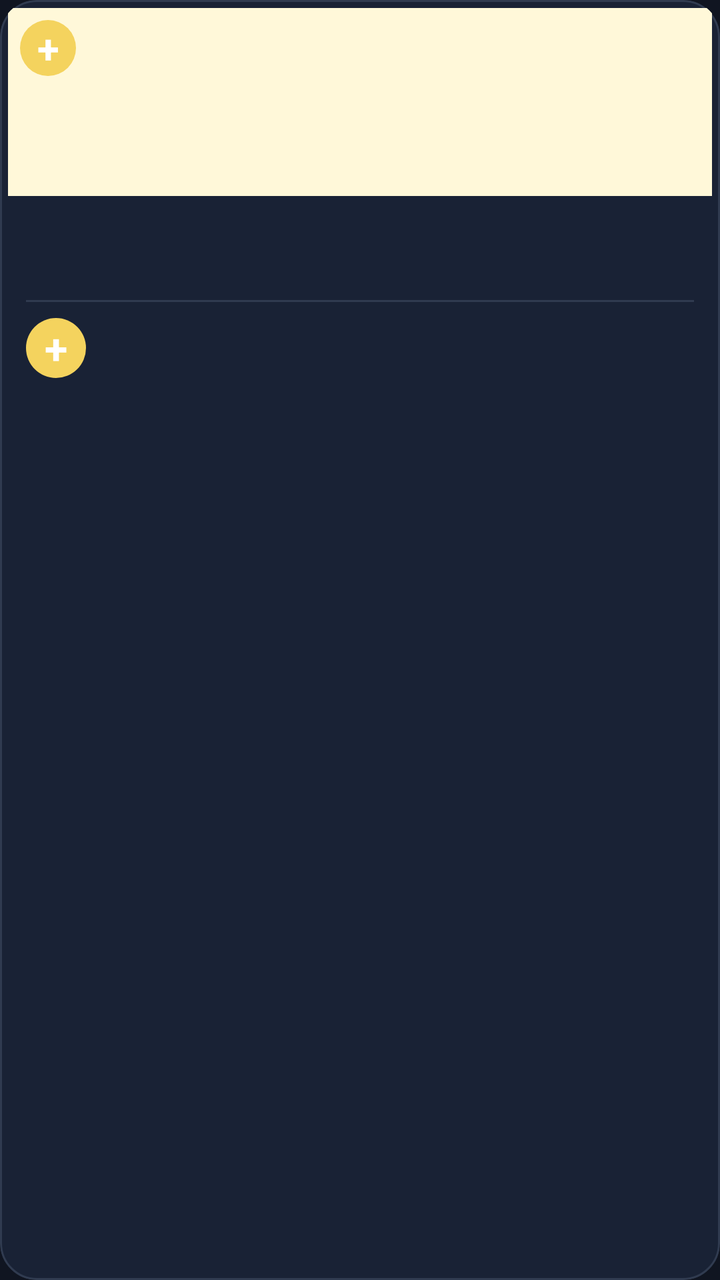
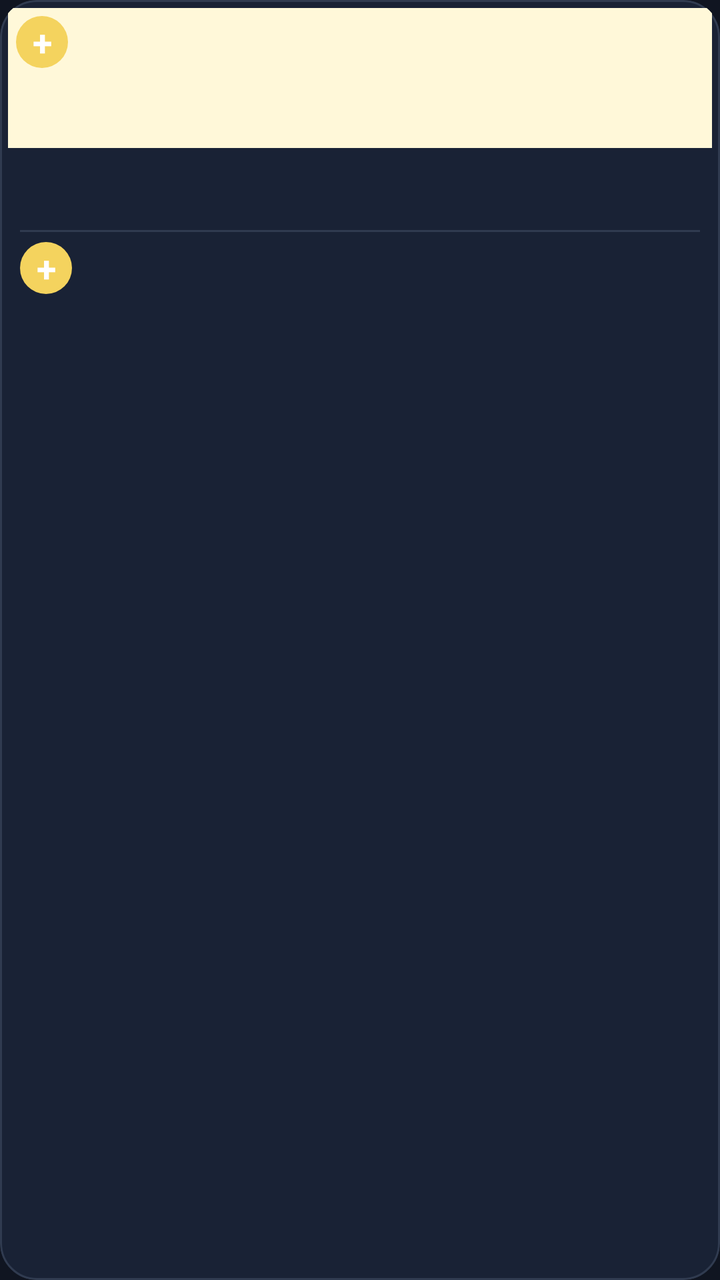

Compare the two renders of this Android layout. The source of the first and the diff that turns it into the second are given below.
<!-- AndroidManifest.xml: application theme Theme.Haji -->
<!-- res/layout/item_product.xml -->
<?xml version="1.0" encoding="utf-8"?>
<LinearLayout xmlns:android="http://schemas.android.com/apk/res/android"
    android:layout_width="match_parent"
    android:layout_height="wrap_content"
    android:layout_margin="5dp"
    android:background="@drawable/bg_card"
    android:clickable="true"
    android:clipToOutline="true"
    android:focusable="true"
    android:foreground="?android:attr/selectableItemBackground"
    android:orientation="vertical"
    android:padding="4dp">

    <FrameLayout
        android:layout_width="match_parent"
        android:layout_height="94dp">

        <ImageView
            android:id="@+id/imgProduct"
            android:layout_width="match_parent"
            android:layout_height="match_parent"
            android:background="@drawable/bg_product_image"
            android:contentDescription="@null"
            android:padding="8dp"
            android:scaleType="centerInside" />

        <TextView
            android:layout_width="28dp"
            android:layout_height="28dp"
            android:layout_gravity="top|end"
            android:layout_margin="6dp"
            android:background="@drawable/bg_circle_red"
            android:gravity="center"
            android:text="+"
            android:textColor="@color/white"
            android:textSize="20sp"
            android:textStyle="bold" />

    </FrameLayout>

    <TextView
        android:id="@+id/tvName"
        android:layout_width="match_parent"
        android:layout_height="wrap_content"
        android:ellipsize="end"
        android:maxLines="2"
        android:minLines="2"
        android:paddingStart="9dp"
        android:paddingTop="9dp"
        android:paddingEnd="9dp"
        android:textColor="@color/text_primary"
        android:textSize="15sp"
        android:textStyle="bold" />

    <View
        android:layout_width="match_parent"
        android:layout_height="1dp"
        android:layout_marginStart="9dp"
        android:layout_marginTop="5dp"
        android:layout_marginEnd="9dp"
        android:background="@color/stroke" />

    <LinearLayout
        android:layout_width="match_parent"
        android:layout_height="wrap_content"
        android:gravity="center_vertical"
        android:orientation="horizontal"
        android:paddingStart="9dp"
        android:paddingTop="8dp"
        android:paddingEnd="9dp"
        android:paddingBottom="10dp">

        <TextView
            android:id="@+id/tvPrice"
            android:layout_width="0dp"
            android:layout_height="wrap_content"
            android:layout_weight="1"
            android:textColor="@color/brand_red"
            android:textSize="16sp"
            android:textStyle="bold" />

        <TextView
            android:layout_width="30dp"
            android:layout_height="30dp"
            android:background="@drawable/bg_circle_red"
            android:gravity="center"
            android:text="+"
            android:textColor="@color/white"
            android:textSize="21sp"
            android:textStyle="bold" />

    </LinearLayout>

</LinearLayout>
<!-- resources referenced by this layout -->
<resources>
  <color name="brand_red">#F4D35E</color>
  <color name="stroke">#303B50</color>
  <color name="text_primary">#F5F7FC</color>
  <color name="white">#FFFFFF</color>
  <!-- drawable bg_card (drawable) -->
  <?xml version="1.0" encoding="utf-8"?>
  <shape xmlns:android="http://schemas.android.com/apk/res/android"
      android:shape="rectangle">
  
      <solid android:color="@color/surface" />
  
      <corners android:radius="18dp" />
  
      <stroke
          android:width="1dp"
          android:color="@color/stroke" />
  
  </shape>
  <!-- drawable bg_circle_red (drawable) -->
  <?xml version="1.0" encoding="utf-8"?>
  <shape xmlns:android="http://schemas.android.com/apk/res/android"
      android:shape="oval">
      <solid android:color="@color/brand_red" />
  </shape>
  <!-- drawable bg_product_image (drawable) -->
  <?xml version="1.0" encoding="utf-8"?>
  <shape xmlns:android="http://schemas.android.com/apk/res/android"
      android:shape="rectangle">
      <solid android:color="@color/brand_red_soft" />
  </shape>
  <style name="Theme.Haji" parent="Theme.Material3.Light.NoActionBar">
          <item name="colorPrimary">@color/brand_red</item>
          <item name="colorOnPrimary">@color/white</item>
          <item name="colorPrimaryContainer">@color/brand_red_soft</item>
          <item name="colorOnPrimaryContainer">@color/brand_red_dark</item>
          <item name="colorSecondary">@color/brand_red_dark</item>
          <item name="colorOnSecondary">@color/white</item>
          <item name="colorSurface">@color/surface</item>
          <item name="colorOnSurface">@color/text_primary</item>
          <item name="colorError">@color/error</item>
          <item name="android:windowBackground">@color/bg_app</item>
          <item name="android:statusBarColor">@color/brand_red_dark</item>
          <item name="android:navigationBarColor">@color/bg_app</item>
          <item name="android:textColorPrimary">@color/text_primary</item>
          <item name="android:textColorSecondary">@color/text_secondary</item>
          <item name="android:layoutDirection">rtl</item>
          <item name="android:textDirection">rtl</item>
      </style>
  <color name="surface">#192235</color>
  <color name="brand_red_soft">#FFF8D9</color>
  <color name="brand_red_dark">#D9B83F</color>
  <color name="error">#FF6B6B</color>
  <color name="bg_app">#101521</color>
  <color name="text_secondary">#BAC4D5</color>
</resources>

<!-- the commit's change to res/layout/item_product.xml (unified diff, before → after) -->
@@ -2,7 +2,7 @@
 <LinearLayout xmlns:android="http://schemas.android.com/apk/res/android"
     android:layout_width="match_parent"
     android:layout_height="wrap_content"
-    android:layout_margin="5dp"
+    android:layout_margin="4dp"
     android:background="@drawable/bg_card"
     android:clickable="true"
     android:clipToOutline="true"
@@ -13,7 +13,7 @@
 
     <FrameLayout
         android:layout_width="match_parent"
-        android:layout_height="94dp">
+        android:layout_height="70dp">
 
         <ImageView
             android:id="@+id/imgProduct"
@@ -21,19 +21,19 @@
             android:layout_height="match_parent"
             android:background="@drawable/bg_product_image"
             android:contentDescription="@null"
-            android:padding="8dp"
+            android:padding="6dp"
             android:scaleType="centerInside" />
 
         <TextView
-            android:layout_width="28dp"
-            android:layout_height="28dp"
+            android:layout_width="26dp"
+            android:layout_height="26dp"
             android:layout_gravity="top|end"
-            android:layout_margin="6dp"
+            android:layout_margin="4dp"
             android:background="@drawable/bg_circle_red"
             android:gravity="center"
             android:text="+"
             android:textColor="@color/white"
-            android:textSize="20sp"
+            android:textSize="18sp"
             android:textStyle="bold" />
 
     </FrameLayout>
@@ -45,19 +45,19 @@
         android:ellipsize="end"
         android:maxLines="2"
         android:minLines="2"
-        android:paddingStart="9dp"
-        android:paddingTop="9dp"
-        android:paddingEnd="9dp"
+        android:paddingStart="6dp"
+        android:paddingTop="5dp"
+        android:paddingEnd="6dp"
         android:textColor="@color/text_primary"
-        android:textSize="15sp"
+        android:textSize="13sp"
         android:textStyle="bold" />
 
     <View
         android:layout_width="match_parent"
         android:layout_height="1dp"
-        android:layout_marginStart="9dp"
-        android:layout_marginTop="5dp"
-        android:layout_marginEnd="9dp"
+        android:layout_marginStart="6dp"
+        android:layout_marginTop="3dp"
+        android:layout_marginEnd="6dp"
         android:background="@color/stroke" />
 
     <LinearLayout
@@ -65,10 +65,10 @@
         android:layout_height="wrap_content"
         android:gravity="center_vertical"
         android:orientation="horizontal"
-        android:paddingStart="9dp"
-        android:paddingTop="8dp"
-        android:paddingEnd="9dp"
-        android:paddingBottom="10dp">
+        android:paddingStart="6dp"
+        android:paddingTop="5dp"
+        android:paddingEnd="6dp"
+        android:paddingBottom="6dp">
 
         <TextView
             android:id="@+id/tvPrice"
@@ -76,17 +76,17 @@
             android:layout_height="wrap_content"
             android:layout_weight="1"
             android:textColor="@color/brand_red"
-            android:textSize="16sp"
+            android:textSize="14sp"
             android:textStyle="bold" />
 
         <TextView
-            android:layout_width="30dp"
-            android:layout_height="30dp"
+            android:layout_width="26dp"
+            android:layout_height="26dp"
             android:background="@drawable/bg_circle_red"
             android:gravity="center"
             android:text="+"
             android:textColor="@color/white"
-            android:textSize="21sp"
+            android:textSize="18sp"
             android:textStyle="bold" />
 
     </LinearLayout>
